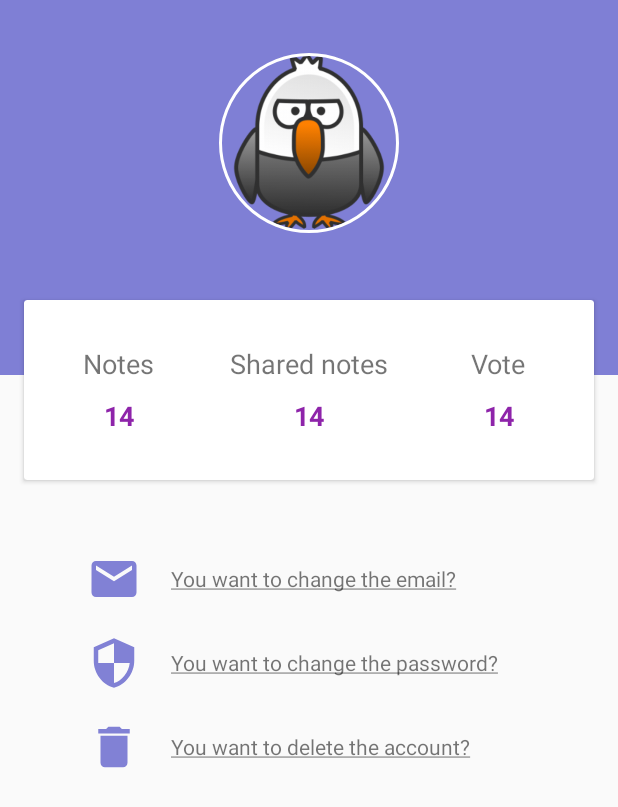
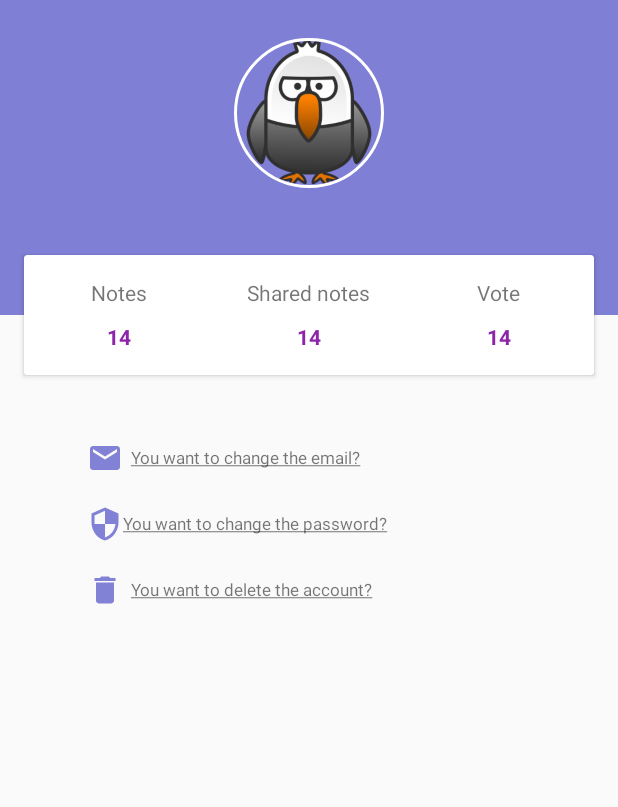
Before and after one commit to appsdeveloper2017/SharedLists, an Android app: the SettingsApp screen opened directly, with no data from a screen before it, on a phone screen of 412 x 824 dp. Shown: the top 807 px of the screen. Run offline under Robolectric (Android 15) with nearby library versions, the phone set to English and light mode, and no system bars; our stand-ins replace CircleImageView, Firebase (no records; nobody signed in at launch, a user with empty details on screens opened directly).

Commit message:
Falta adaptarlo a los dispositivos que estan en medio de las dos medidas y mas grandes.

```diff
--- /dev/null
+++ b/app/src/main/res/layout-hdpi/user_settings_app.xml
@@ -0,0 +1,305 @@
+<?xml version="1.0" encoding="utf-8"?>
+<android.support.constraint.ConstraintLayout xmlns:android="http://schemas.android.com/apk/res/android"
+    xmlns:app="http://schemas.android.com/apk/res-auto"
+    xmlns:tools="http://schemas.android.com/tools"
+    android:layout_width="match_parent"
+    android:layout_height="match_parent"
+    android:orientation="vertical"
+    android:animateLayoutChanges="true">
+
+    <!-- Login progress -->
+    <ProgressBar
+        android:id="@+id/settings_progress"
+        style="?android:attr/progressBarStyleLarge"
+        android:layout_width="wrap_content"
+        android:layout_height="wrap_content"
+        android:layout_marginBottom="8dp"
+        android:layout_marginEnd="8dp"
+        android:layout_marginStart="8dp"
+        android:layout_marginTop="8dp"
+        android:visibility="gone"
+        app:layout_constraintBottom_toBottomOf="parent"
+        app:layout_constraintEnd_toEndOf="parent"
+        app:layout_constraintStart_toStartOf="parent"
+        app:layout_constraintTop_toTopOf="parent" />
+
+    <RelativeLayout
+        android:id="@+id/rLayoutUser"
+        android:layout_width="match_parent"
+        android:layout_height="wrap_content"
+        app:layout_constraintEnd_toEndOf="parent"
+        app:layout_constraintStart_toStartOf="parent"
+        app:layout_constraintTop_toTopOf="parent">
+
+        <LinearLayout
+            android:layout_width="match_parent"
+            android:layout_height="210dp"
+            android:background="@color/start"
+            android:orientation="vertical">
+
+
+            <de.hdodenhof.circleimageview.CircleImageView xmlns:app="http://schemas.android.com/apk/res-auto"
+                android:id="@+id/cardPhotoUser"
+                android:layout_width="100dp"
+                android:layout_height="100dp"
+                android:layout_gravity="center_horizontal"
+                android:layout_marginTop="25dp"
+                app:civ_border_color="#fff"
+                app:civ_border_width="@dimen/photo_border" />
+
+            <TextView
+                android:id="@+id/cardMailUser"
+                android:layout_width="wrap_content"
+                android:layout_height="wrap_content"
+                android:layout_gravity="center_horizontal"
+                android:layout_marginTop="10dp"
+                android:textColor="#fff"
+                android:textSize="16sp"
+                android:textStyle="bold" />
+
+        </LinearLayout>
+
+        <android.support.v7.widget.CardView
+            android:layout_marginTop="170dp"
+            android:layout_height="80dp"
+            android:elevation="10dp"
+            android:layout_marginBottom="3dp"
+            style="@style/CardViewUser">
+
+            <LinearLayout
+                android:layout_width="match_parent"
+                android:layout_height="match_parent"
+                android:orientation="horizontal"
+                android:weightSum="3"
+                android:baselineAligned="false">
+
+                <LinearLayout
+                    android:layout_width="0dp"
+                    android:layout_height="match_parent"
+                    android:layout_weight="1"
+                    android:gravity="center"
+                    android:orientation="vertical">
+
+                    <TextView
+                        android:id="@+id/list"
+                        android:layout_width="wrap_content"
+                        android:layout_height="wrap_content"
+                        android:text="@string/note"
+                        android:textSize="14sp" />
+
+                    <TextView
+                        android:id="@+id/item_list"
+                        android:layout_width="wrap_content"
+                        android:layout_height="wrap_content"
+                        android:layout_marginTop="10dp"
+                        android:text="@string/size"
+                        android:textColor="@color/violet"
+                        android:textSize="14sp"
+                        android:textStyle="bold" />
+                </LinearLayout>
+
+                <LinearLayout
+                    android:layout_width="0dp"
+                    android:layout_height="match_parent"
+                    android:layout_weight="1"
+                    android:gravity="center"
+                    android:orientation="vertical">
+
+                    <TextView
+                        android:id="@+id/shared"
+                        android:layout_width="wrap_content"
+                        android:layout_height="wrap_content"
+                        android:text="@string/shared_notes"
+                        android:textSize="14sp"/>
+
+                    <TextView
+                        android:id="@+id/item_shared"
+                        android:layout_width="wrap_content"
+                        android:layout_height="wrap_content"
+                        android:layout_marginTop="10dp"
+                        android:text="@string/size"
+                        android:textColor="@color/violet"
+                        android:textSize="14sp"
+                        android:textStyle="bold" />
+                </LinearLayout>
+
+                <LinearLayout
+                    android:layout_width="0dp"
+                    android:layout_height="match_parent"
+                    android:layout_weight="1"
+                    android:gravity="center"
+                    android:orientation="vertical">
+
+                    <TextView
+                        android:id="@+id/votes"
+                        android:layout_width="wrap_content"
+                        android:layout_height="wrap_content"
+                        android:text="@string/votes"
+                        android:textSize="14sp" />
+
+                    <TextView
+                        android:id="@+id/item_votes"
+                        android:layout_width="wrap_content"
+                        android:layout_height="wrap_content"
+                        android:layout_marginTop="10dp"
+                        android:text="@string/size"
+                        android:textColor="@color/violet"
+                        android:textSize="14sp"
+                        android:textStyle="bold" />
+                </LinearLayout>
+            </LinearLayout>
+        </android.support.v7.widget.CardView>
+    </RelativeLayout>
+
+    <LinearLayout
+        android:id="@+id/alternative_linear"
+        android:layout_marginTop="20dp"
+        style="@style/AlternativeLinear"
+        android:layout_marginEnd="8dp"
+        android:layout_marginStart="8dp"
+        app:layout_constraintEnd_toEndOf="parent"
+        app:layout_constraintStart_toStartOf="parent"
+        app:layout_constraintTop_toBottomOf="@+id/rLayoutUser">
+
+        <LinearLayout
+            android:id="@+id/linearEmail"
+            style="@style/ContentHorizontalLinear">
+
+            <ImageView
+                style="@style/ImageResources"
+                android:src="@drawable/ic_email"
+                android:contentDescription="@string/image_description"
+                android:layout_height="24dp"
+                android:layout_width="24dp"/>
+
+            <TextView
+                android:id="@+id/desplegableEmail"
+                style="TextviewAlternative"
+                android:text="@string/quetion_email"
+                android:layout_width="match_parent"
+                android:layout_height="wrap_content"
+                android:paddingStart="5dp"
+                android:textSize="11sp"/>
+
+        </LinearLayout>
+
+        <LinearLayout
+            android:id="@+id/vistaEmailVisible"
+            android:layout_width="match_parent"
+            android:layout_height="wrap_content"
+            android:orientation="vertical"
+            android:visibility="gone">
+
+            <EditText
+                android:id="@+id/mail"
+                style="@style/EditSettings"
+                android:hint="@string/input_email"
+                android:inputType="text"
+                android:textSize="11sp"/>
+
+            <TextView
+                android:id="@+id/change_email"
+                style="@style/TextSettings"
+                android:text="@string/validate_ema_pass"
+                android:textSize="11sp"/>
+
+        </LinearLayout>
+
+
+        <LinearLayout
+            android:id="@+id/linearPassword"
+            style="@style/ContentHorizontalLinear">
+
+            <ImageView
+                style="@style/ImageResources"
+                android:src="@drawable/ic_security"
+                android:contentDescription="@string/image_description"
+                android:layout_height="24dp"
+                android:layout_width="24dp"/>
+
+            <TextView
+                android:id="@+id/desplegablePass"
+                style="TextviewAlternative"
+                android:text="@string/question_pass"
+                android:layout_width="match_parent"
+                android:layout_height="wrap_content"
+                android:textSize="11sp"/>
+
+        </LinearLayout>
+
+        <LinearLayout
+            android:id="@+id/vistaPassVisible"
+            android:layout_width="match_parent"
+            android:layout_height="wrap_content"
+            android:orientation="vertical"
+            android:visibility="gone">
+
+            <EditText
+                android:id="@+id/password_old"
+                style="@style/EditSettings"
+                android:hint="@string/old_password"
+                android:inputType="textPassword"
+                android:textSize="11sp"/>
+
+            <EditText
+                android:id="@+id/password"
+                style="@style/EditSettings"
+                android:hint="@string/input_password"
+                android:inputType="textPassword"
+                android:textSize="11sp"/>
+
+            <TextView
+                android:id="@+id/change_pass"
+                style="@style/TextSettings"
+                android:text="@string/validate_ema_pass"
+                android:textSize="11sp"/>
+
+        </LinearLayout>
+
+        <LinearLayout
+            android:id="@+id/linearDelete"
+            style="@style/ContentHorizontalLinear">
+
+            <ImageView
+                style="@style/ImageResources"
+                android:src="@drawable/ic_delete"
+                android:contentDescription="@string/image_description"
+                android:layout_height="24dp"
+                android:layout_width="24dp"/>
+
+            <TextView
+                android:id="@+id/desplegableDeleteAccount"
+                style="TextviewAlternative"
+                android:text="@string/question_delete"
+                android:layout_width="match_parent"
+                android:layout_height="wrap_content"
+                android:paddingStart="5dp"
+                android:textSize="11sp"/>
+
+        </LinearLayout>
+
+        <LinearLayout
+            android:id="@+id/vistaDeleteVisible"
+            android:layout_width="match_parent"
+            android:layout_height="wrap_content"
+            android:orientation="vertical"
+            android:visibility="gone">
+
+            <EditText
+                android:id="@+id/password_for_delete"
+                style="@style/EditSettings"
+                android:hint="@string/confirm_pass"
+                android:inputType="textPassword"
+                android:textSize="11sp"/>
+
+            <TextView
+                android:id="@+id/delete_account"
+                style="@style/TextSettings"
+                android:text="@string/confirm_delete_account"
+                android:textSize="11sp"/>
+
+        </LinearLayout>
+
+    </LinearLayout>
+
+</android.support.constraint.ConstraintLayout>
--- /dev/null
+++ b/app/src/main/res/layout-xhdpi/user_settings_app.xml
@@ -0,0 +1,285 @@
+<?xml version="1.0" encoding="utf-8"?>
+<android.support.constraint.ConstraintLayout xmlns:android="http://schemas.android.com/apk/res/android"
+    xmlns:app="http://schemas.android.com/apk/res-auto"
+    xmlns:tools="http://schemas.android.com/tools"
+    android:layout_width="match_parent"
+    android:layout_height="match_parent"
+    android:orientation="vertical"
+    android:animateLayoutChanges="true">
+
+    <!-- Login progress -->
+    <ProgressBar
+        android:id="@+id/settings_progress"
+        style="?android:attr/progressBarStyleLarge"
+        android:layout_width="wrap_content"
+        android:layout_height="wrap_content"
+        android:layout_marginBottom="8dp"
+        android:layout_marginEnd="8dp"
+        android:layout_marginStart="8dp"
+        android:layout_marginTop="8dp"
+        android:visibility="gone"
+        app:layout_constraintBottom_toBottomOf="parent"
+        app:layout_constraintEnd_toEndOf="parent"
+        app:layout_constraintStart_toStartOf="parent"
+        app:layout_constraintTop_toTopOf="parent" />
+
+    <RelativeLayout
+        android:id="@+id/rLayoutUser"
+        android:layout_width="match_parent"
+        android:layout_height="@dimen/main_relative_height"
+        app:layout_constraintEnd_toEndOf="parent"
+        app:layout_constraintStart_toStartOf="parent"
+        app:layout_constraintTop_toTopOf="parent">
+
+        <LinearLayout
+            android:layout_width="match_parent"
+            android:layout_height="250dp"
+            android:background="@color/start"
+            android:orientation="vertical">
+
+
+            <de.hdodenhof.circleimageview.CircleImageView xmlns:app="http://schemas.android.com/apk/res-auto"
+                android:id="@+id/cardPhotoUser"
+                android:layout_width="@dimen/photo_witdh"
+                android:layout_height="@dimen/photo_height"
+                android:layout_gravity="center_horizontal"
+                android:layout_marginTop="@dimen/photo_margin_top"
+                app:civ_border_color="#fff"
+                app:civ_border_width="@dimen/photo_border" />
+
+            <TextView
+                android:id="@+id/cardMailUser"
+                android:layout_width="wrap_content"
+                android:layout_height="wrap_content"
+                android:layout_gravity="center_horizontal"
+                android:layout_marginTop="10dp"
+                android:textColor="#fff"
+                android:textSize="16sp"
+                android:textStyle="bold" />
+
+        </LinearLayout>
+
+        <android.support.v7.widget.CardView
+            style="@style/CardViewUser">
+
+            <LinearLayout
+                android:layout_width="match_parent"
+                android:layout_height="match_parent"
+                android:orientation="horizontal"
+                android:weightSum="3"
+                android:baselineAligned="false">
+
+                <LinearLayout
+                    android:layout_width="0dp"
+                    android:layout_height="match_parent"
+                    android:layout_weight="1"
+                    android:gravity="center"
+                    android:orientation="vertical">
+
+                    <TextView
+                        android:id="@+id/list"
+                        android:layout_width="wrap_content"
+                        android:layout_height="wrap_content"
+                        android:text="@string/note"
+                        android:textSize="@dimen/text_size_card" />
+
+                    <TextView
+                        android:id="@+id/item_list"
+                        android:layout_width="wrap_content"
+                        android:layout_height="wrap_content"
+                        android:layout_marginTop="10dp"
+                        android:text="@string/size"
+                        android:textColor="@color/violet"
+                        android:textSize="@dimen/text_size_card"
+                        android:textStyle="bold" />
+                </LinearLayout>
+
+                <LinearLayout
+                    android:layout_width="0dp"
+                    android:layout_height="match_parent"
+                    android:layout_weight="1"
+                    android:gravity="center"
+                    android:orientation="vertical">
+
+                    <TextView
+                        android:id="@+id/shared"
+                        android:layout_width="wrap_content"
+                        android:layout_height="wrap_content"
+                        android:text="@string/shared_notes"
+                        android:textSize="@dimen/text_size_card" />
+
+                    <TextView
+                        android:id="@+id/item_shared"
+                        android:layout_width="wrap_content"
+                        android:layout_height="wrap_content"
+                        android:layout_marginTop="10dp"
+                        android:text="@string/size"
+                        android:textColor="@color/violet"
+                        android:textSize="@dimen/text_size_card"
+                        android:textStyle="bold" />
+                </LinearLayout>
+
+                <LinearLayout
+                    android:layout_width="0dp"
+                    android:layout_height="match_parent"
+                    android:layout_weight="1"
+                    android:gravity="center"
+                    android:orientation="vertical">
+
+                    <TextView
+                        android:id="@+id/votes"
+                        android:layout_width="wrap_content"
+                        android:layout_height="wrap_content"
+                        android:text="@string/votes"
+                        android:textSize="@dimen/text_size_card" />
+
+                    <TextView
+                        android:id="@+id/item_votes"
+                        android:layout_width="wrap_content"
+                        android:layout_height="wrap_content"
+                        android:layout_marginTop="10dp"
+                        android:text="@string/size"
+                        android:textColor="@color/violet"
+                        android:textSize="@dimen/text_size_card"
+                        android:textStyle="bold" />
+                </LinearLayout>
+            </LinearLayout>
+        </android.support.v7.widget.CardView>
+    </RelativeLayout>
+
+    <LinearLayout
+        android:id="@+id/alternative_linear"
+        style="@style/AlternativeLinear"
+        android:layout_marginEnd="8dp"
+        android:layout_marginStart="8dp"
+        app:layout_constraintEnd_toEndOf="parent"
+        app:layout_constraintStart_toStartOf="parent"
+        app:layout_constraintTop_toBottomOf="@+id/rLayoutUser">
+
+        <LinearLayout
+            android:id="@+id/linearEmail"
+            style="@style/ContentHorizontalLinear">
+
+            <ImageView
+                style="@style/ImageResources"
+                android:src="@drawable/ic_email"
+                android:contentDescription="@string/image_description" />
+
+            <TextView
+                android:id="@+id/desplegableEmail"
+                style="TextviewAlternative"
+                android:text="@string/quetion_email"
+                android:layout_width="match_parent"
+                android:layout_height="wrap_content"
+                android:paddingStart="20dp" />
+
+        </LinearLayout>
+
+        <LinearLayout
+            android:id="@+id/vistaEmailVisible"
+            android:layout_width="match_parent"
+            android:layout_height="wrap_content"
+            android:orientation="vertical"
+            android:visibility="gone">
+
+            <EditText
+                android:id="@+id/mail"
+                style="@style/EditSettings"
+                android:hint="@string/input_email"
+                android:inputType="text"/>
+
+            <TextView
+                android:id="@+id/change_email"
+                style="@style/TextSettings"
+                android:text="@string/validate_ema_pass" />
+
+        </LinearLayout>
+
+
+        <LinearLayout
+            android:id="@+id/linearPassword"
+            style="@style/ContentHorizontalLinear">
+
+            <ImageView
+                style="@style/ImageResources"
+                android:src="@drawable/ic_security"
+                android:contentDescription="@string/image_description"  />
+
+            <TextView
+                android:id="@+id/desplegablePass"
+                style="TextviewAlternative"
+                android:text="@string/question_pass"
+                android:layout_width="match_parent"
+                android:layout_height="wrap_content"
+                android:paddingStart="20dp"/>
+
+        </LinearLayout>
+
+        <LinearLayout
+            android:id="@+id/vistaPassVisible"
+            android:layout_width="match_parent"
+            android:layout_height="wrap_content"
+            android:orientation="vertical"
+            android:visibility="gone">
+
+            <EditText
+                android:id="@+id/password_old"
+                style="@style/EditSettings"
+                android:hint="@string/old_password"
+                android:inputType="textPassword" />
+
+            <EditText
+                android:id="@+id/password"
+                style="@style/EditSettings"
+                android:hint="@string/input_password"
+                android:inputType="textPassword" />
+
+            <TextView
+                android:id="@+id/change_pass"
+                style="@style/TextSettings"
+                android:text="@string/validate_ema_pass" />
+
+        </LinearLayout>
+
+        <LinearLayout
+            android:id="@+id/linearDelete"
+            style="@style/ContentHorizontalLinear">
+
+            <ImageView
+                style="@style/ImageResources"
+                android:src="@drawable/ic_delete"
+                android:contentDescription="@string/image_description" />
+
+            <TextView
+                android:id="@+id/desplegableDeleteAccount"
+                style="TextviewAlternative"
+                android:text="@string/question_delete"
+                android:layout_width="match_parent"
+                android:layout_height="wrap_content"
+                android:paddingStart="20dp"/>
+
+        </LinearLayout>
+
+        <LinearLayout
+            android:id="@+id/vistaDeleteVisible"
+            android:layout_width="match_parent"
+            android:layout_height="wrap_content"
+            android:orientation="vertical"
+            android:visibility="gone">
+
+            <EditText
+                android:id="@+id/password_for_delete"
+                style="@style/EditSettings"
+                android:hint="@string/confirm_pass"
+                android:inputType="textPassword" />
+
+            <TextView
+                android:id="@+id/delete_account"
+                style="@style/TextSettings"
+                android:text="@string/confirm_delete_account" />
+
+        </LinearLayout>
+
+    </LinearLayout>
+
+</android.support.constraint.ConstraintLayout>
--- a/app/src/main/res/values/styles.xml
+++ b/app/src/main/res/values/styles.xml
@@ -52,7 +52,7 @@
     </style>
 
     <style name="TextviewAlternative">
-        <item name="android:textSize">16sp</item>
+        <item name="android:textSize">12sp</item>
         <item name="android:textColor">#000</item>
         <item name="android:layout_gravity">center_vertical</item>
     </style>
@@ -61,7 +61,7 @@
         <item name="android:layout_height">wrap_content</item>
         <item name="android:layout_width">match_parent</item>
         <item name="android:singleLine">true</item>
-        <item name="android:textSize">16sp</item>
+        <item name="android:textSize">12sp</item>
     </style>
 
     <style name="TextSettings">
```
